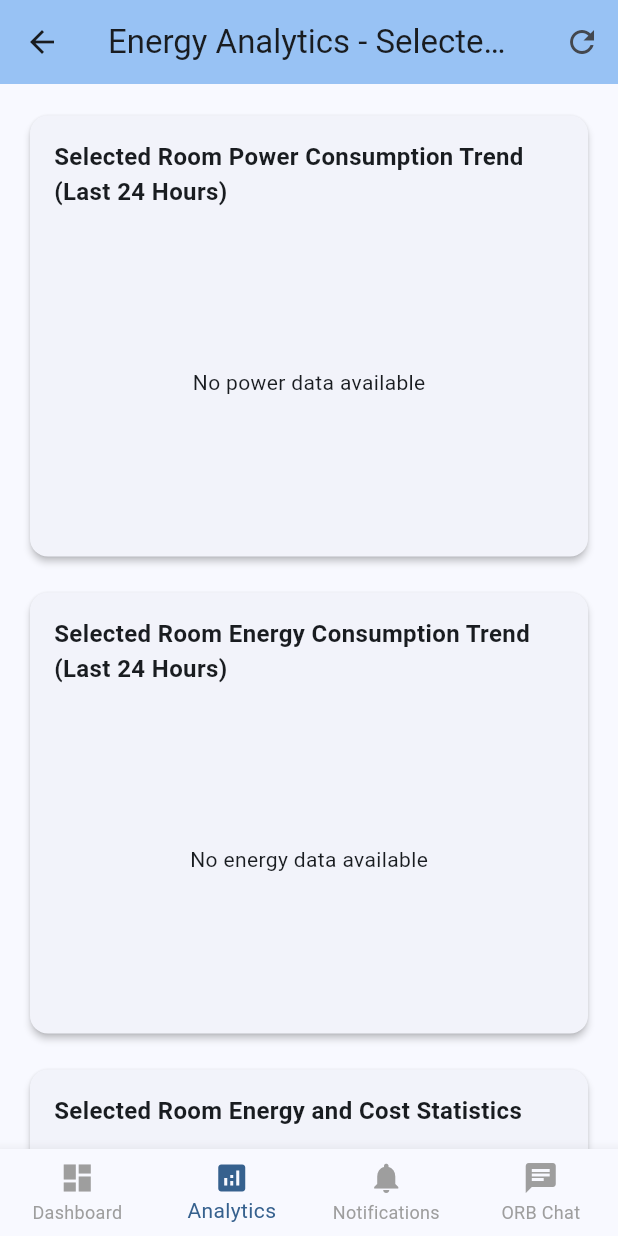
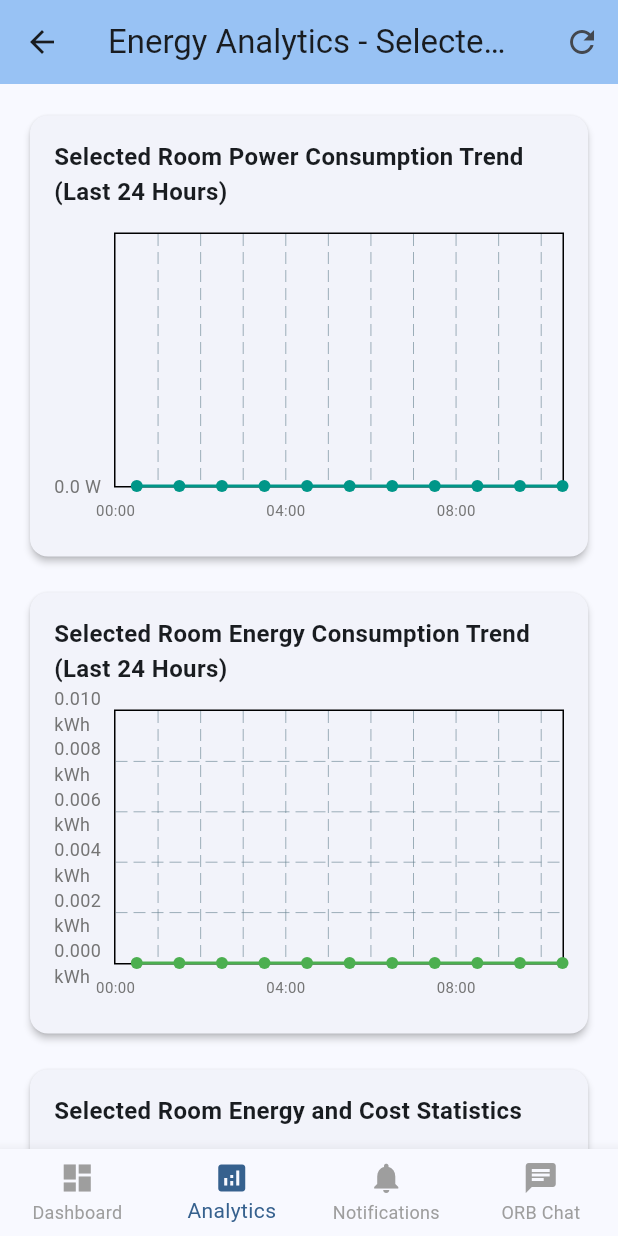
Before and after one commit to JustinEscano/SBMS-Y3S1G4, a Flutter app: the EnergyAnalyticsScreen screen opened directly with empty values, scrolled down 576 dp, after a tap on the "refresh" icon, on a phone screen of 412 x 824 dp. Run offline on Flutter 3.47's test engine with Material 3 defaults, Android fonts, the phone set to English and light mode, and no system bars; drawn by our look-alikes of fl_chart; our stand-ins replace file_picker, shared_preferences; missing offline and left inert: jwt_decode; accounts and stored records are empty; network calls fail.

Commit message:
Billing rate implemented for Energy Analytics

```diff
--- a/mobile/lib/Screens/EnergyAnalyticsScreen.dart
+++ b/mobile/lib/Screens/EnergyAnalyticsScreen.dart
@@ -35,8 +35,8 @@ class _EnergyAnalyticsScreenState extends State<EnergyAnalyticsScreen> {
   Map<String, List<dynamic>> _cachedSensorLogs = {};
   Map<String, Map<String, dynamic>> _cachedBillingData = {};
   DateTime? _lastCacheTime;
-  String totalCost = 'N/A'; // Added for UI
-  String effectiveRate = 'N/A'; // Added for UI
+  String totalCost = 'N/A';
+  String effectiveRate = 'N/A';
 
   final Map<String, Duration> _periodDurations = {
     'daily': Duration(hours: 24),
@@ -211,8 +211,8 @@ class _EnergyAnalyticsScreenState extends State<EnergyAnalyticsScreen> {
       errorMessage = '';
       _cachedSensorLogs.clear();
       _cachedBillingData.clear();
-      totalCost = 'N/A';
-      effectiveRate = 'N/A';
+      totalCost = '0.00';
+      effectiveRate = '0.00';
     });
 
     final cacheKey = '$selectedScope-$selectedRoomId-$selectedComponentId-$timeFrame';
@@ -224,12 +224,10 @@ class _EnergyAnalyticsScreenState extends State<EnergyAnalyticsScreen> {
         'Accept': 'application/json',
       };
 
-      // Use dynamic start and end times based on timeFrame
       DateTime now = DateTime.now();
       DateTime startTimeCalc = _getStartTime(now);
       DateTime endTimeCalc = _getEndTime(startTimeCalc);
 
-      // Build billing URL dynamically
       String billingUrl = ApiConfig.calculateEnergyCost;
       List<String> params = [
         'period_type=$timeFrame',
@@ -240,13 +238,11 @@ class _EnergyAnalyticsScreenState extends State<EnergyAnalyticsScreen> {
       ];
       billingUrl += '?' + params.join('&');
 
-      // Fetch billing data
       print('Billing Request URL: $billingUrl');
       var billingResponse = await http.get(Uri.parse(billingUrl), headers: headers).timeout(const Duration(seconds: 15));
       print('Billing Response Status: ${billingResponse.statusCode}');
       print('Billing Response Body: ${billingResponse.body}');
 
-      // Build sensor log URL
       String sensorLogUrl = ApiConfig.sensorLog;
       List<String> sensorParams = [
         'timeframe=$timeFrame',
@@ -257,13 +253,11 @@ class _EnergyAnalyticsScreenState extends State<EnergyAnalyticsScreen> {
       ];
       sensorLogUrl += '?' + sensorParams.join('&');
 
-      // Parallel requests
       final responses = await Future.wait([
         http.get(Uri.parse(sensorLogUrl), headers: headers),
         Future.value(billingResponse),
       ]).timeout(const Duration(seconds: 15));
 
-      // Handle Sensor Log Response
       if (responses[0].statusCode == 401) {
         if (await _refreshToken()) {
           return loadEnergyData();
@@ -281,7 +275,6 @@ class _EnergyAnalyticsScreenState extends State<EnergyAnalyticsScreen> {
         _cachedSensorLogs[cacheKey] = sensorLogs;
       });
 
-      // Handle Billing Response
       if (responses[1].statusCode == 401) {
         if (await _refreshToken()) {
           return loadEnergyData();
@@ -308,11 +301,6 @@ class _EnergyAnalyticsScreenState extends State<EnergyAnalyticsScreen> {
           'currency': data['currency'] ?? 'PHP',
           'details': data['details'] ?? [],
         };
-      } else {
-        print('Invalid billing data structure: $billing');
-        setState(() {
-          errorMessage = 'Invalid billing data structure received';
-        });
       }
       print('Parsed Billing Data: $parsedBillingData');
 
@@ -322,17 +310,14 @@ class _EnergyAnalyticsScreenState extends State<EnergyAnalyticsScreen> {
         _lastCacheTime = DateTime.now();
         totalCost = parsedBillingData['total_cost'].toStringAsFixed(2);
         effectiveRate = parsedBillingData['effective_rate'].toStringAsFixed(2);
-        if (parsedBillingData['total_cost'] == 0.0 && parsedBillingData['details'].isEmpty) {
-          errorMessage = 'No billing data available for the selected period';
-        }
       });
 
       await _loadSummaryData(startTimeCalc);
     } catch (e) {
       setState(() {
         errorMessage = e.toString().contains('Session expired') ? e.toString() : 'Error loading data: $e';
-        totalCost = 'N/A';
-        effectiveRate = 'N/A';
+        totalCost = '0.00';
+        effectiveRate = '0.00';
       });
     } finally {
       setState(() {
@@ -371,8 +356,14 @@ class _EnergyAnalyticsScreenState extends State<EnergyAnalyticsScreen> {
         });
       } else {
         setState(() {
-          summaryData = {};
-          errorMessage = 'No summary data available for the selected period (${startTimeCalc.toIso8601String().substring(0, 10)})';
+          summaryData = {
+            'total_energy': 0.0,
+            'avg_power': 0.0,
+            'peak_power': 0.0,
+            'reading_count': 0,
+            'anomaly_count': 0,
+          };
+          errorMessage = '';
         });
       }
     } catch (e) {
@@ -400,10 +391,6 @@ class _EnergyAnalyticsScreenState extends State<EnergyAnalyticsScreen> {
         return false;
       }
     }).toList();
-
-    if (filteredLogs.isEmpty) return [];
-
-    filteredLogs.sort((a, b) => DateTime.parse(a['recorded_at']).compareTo(DateTime.parse(b['recorded_at'])));
 
     final totalBins = ((endMs - startMs) / binSizeMs).ceil();
     final Map<int, List<double>> bins = {};
@@ -458,10 +445,6 @@ class _EnergyAnalyticsScreenState extends State<EnergyAnalyticsScreen> {
         return false;
       }
     }).toList();
-
-    if (filteredLogs.isEmpty) return [];
-
-    filteredLogs.sort((a, b) => DateTime.parse(a['recorded_at']).compareTo(DateTime.parse(b['recorded_at'])));
 
     final totalBins = ((endMs - startMs) / binSizeMs).ceil();
     final Map<int, List<double>> bins = {};
@@ -780,9 +763,7 @@ class _EnergyAnalyticsScreenState extends State<EnergyAnalyticsScreen> {
                       const SizedBox(height: 16),
                       SizedBox(
                         height: 200,
-                        child: powerSpots.isEmpty
-                            ? const Center(child: Text('No power data available'))
-                            : LineChart(
+                        child: LineChart(
                           LineChartData(
                             gridData: FlGridData(show: true),
                             titlesData: FlTitlesData(
@@ -873,9 +854,7 @@ class _EnergyAnalyticsScreenState extends State<EnergyAnalyticsScreen> {
                       const SizedBox(height: 16),
                       SizedBox(
                         height: 200,
-                        child: energySpots.isEmpty
-                            ? const Center(child: Text('No energy data available'))
-                            : LineChart(
+                        child: LineChart(
                           LineChartData(
                             gridData: FlGridData(show: true),
                             titlesData: FlTitlesData(
@@ -964,11 +943,11 @@ class _EnergyAnalyticsScreenState extends State<EnergyAnalyticsScreen> {
                         style: const TextStyle(fontSize: 16, fontWeight: FontWeight.bold),
                       ),
                       const SizedBox(height: 12),
-                      _buildStatRow('Total Energy', '${summaryData['total_energy']?.toStringAsFixed(3) ?? 'N/A'} kWh'),
-                      _buildStatRow('Average Power', '${summaryData['avg_power']?.toStringAsFixed(1) ?? 'N/A'} W'),
-                      _buildStatRow('Peak Power', '${summaryData['peak_power']?.toStringAsFixed(1) ?? 'N/A'} W'),
-                      _buildStatRow('Reading Count', '${summaryData['reading_count'] ?? 'N/A'}'),
-                      _buildStatRow('Anomaly Count', '${summaryData['anomaly_count'] ?? 'N/A'}'),
+                      _buildStatRow('Total Energy', '${summaryData['total_energy']?.toStringAsFixed(3) ?? '0.000'} kWh'),
+                      _buildStatRow('Average Power', '${summaryData['avg_power']?.toStringAsFixed(1) ?? '0.0'} W'),
+                      _buildStatRow('Peak Power', '${summaryData['peak_power']?.toStringAsFixed(1) ?? '0.0'} W'),
+                      _buildStatRow('Reading Count', '${summaryData['reading_count'] ?? '0'}'),
+                      _buildStatRow('Anomaly Count', '${summaryData['anomaly_count'] ?? '0'}'),
                       const Divider(),
                       _buildStatRow('Total Cost', '$totalCost ${billingData['currency'] ?? 'PHP'}'),
                       _buildStatRow('Effective Rate', '$effectiveRate ${billingData['currency'] ?? 'PHP'}/kWh'),
```
